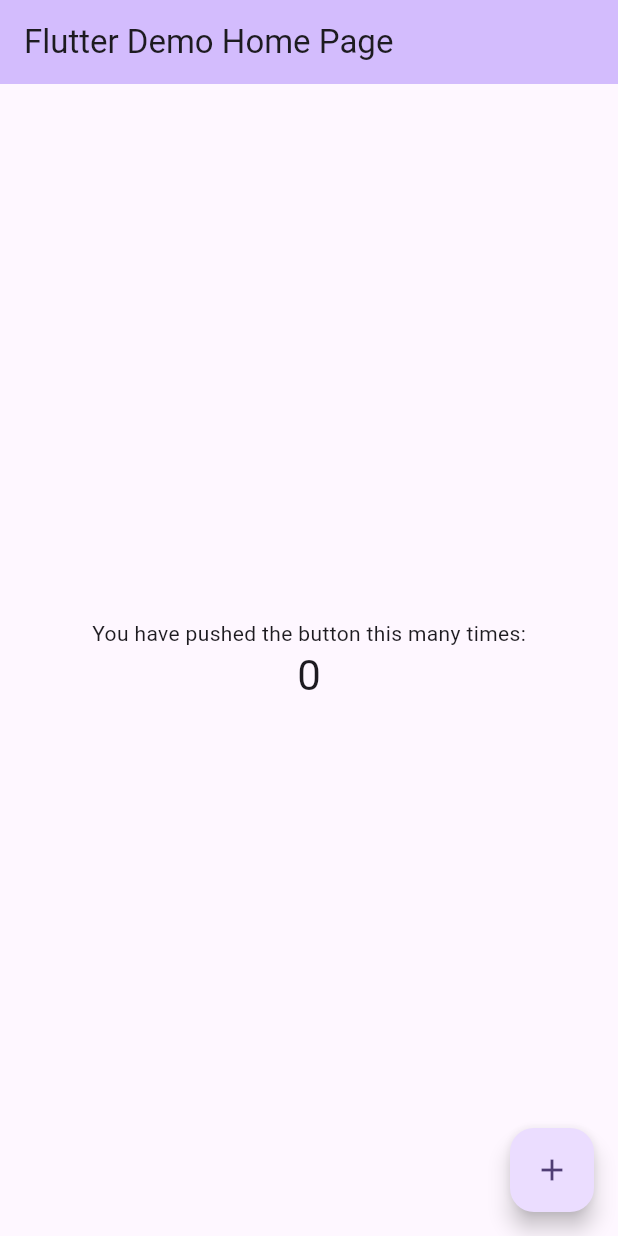
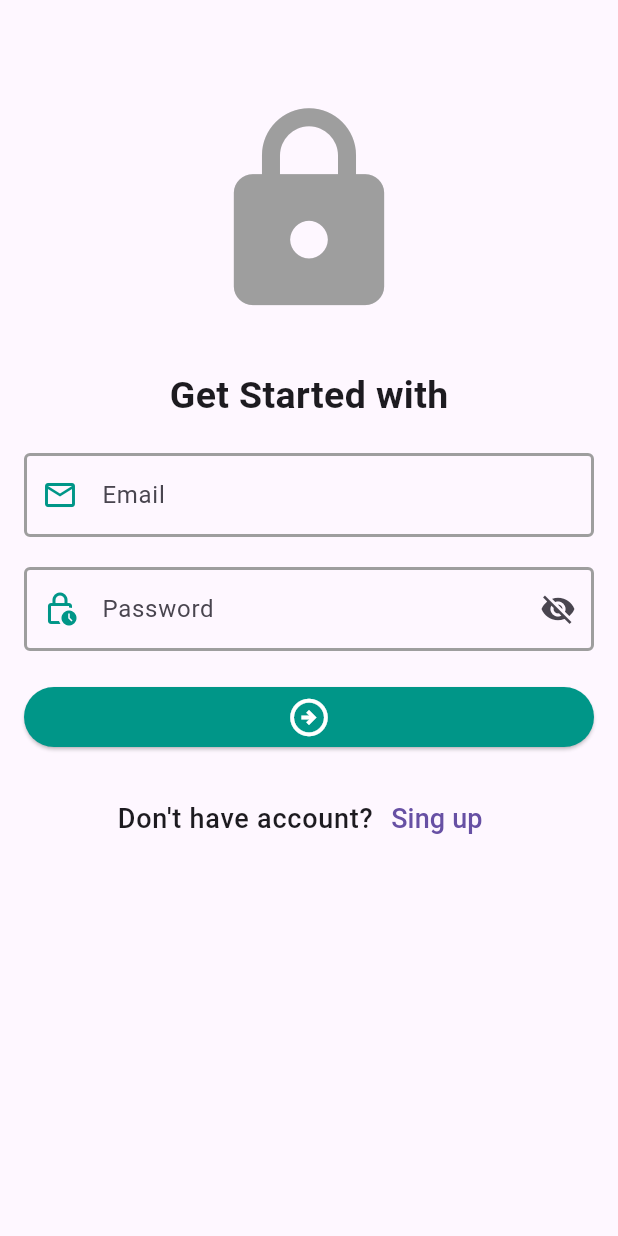
Before and after one commit to hredhayxz/foodie_ferry, a Flutter app: the screen it shows after launch, on a phone screen of 412 x 824 dp. Run offline on Flutter 3.47's test engine with Material 3 defaults, Android fonts, the phone set to English and light mode, and no system bars.

Commit message:
login screen has been done

```diff
--- a/lib/main.dart
+++ b/lib/main.dart
@@ -1,4 +1,5 @@
 import 'package:flutter/material.dart';
+import 'package:foodie_ferry/view/login_screen.dart';
 
 void main() {
   runApp(const MyApp());
@@ -7,69 +8,22 @@
 class MyApp extends StatelessWidget {
   const MyApp({super.key});
 
-  // This widget is the root of your application.
   @override
   Widget build(BuildContext context) {
     return MaterialApp(
-      title: 'Flutter Demo',
       theme: ThemeData(
-        colorScheme: ColorScheme.fromSeed(seedColor: Colors.deepPurple),
-        useMaterial3: true,
+        primarySwatch: Colors.red,
+        inputDecorationTheme: const InputDecorationTheme(
+          enabledBorder: OutlineInputBorder(
+            borderSide: BorderSide(width: 2, color: Colors.grey),
+          ),
+          focusedBorder: OutlineInputBorder(
+            borderSide: BorderSide(width: 2, color: Colors.green),
+          ),
+        ),
       ),
-      home: const MyHomePage(title: 'Flutter Demo Home Page'),
+      debugShowCheckedModeBanner: false,
+      home: const LoginScreen(),
     );
   }
 }
-
-class MyHomePage extends StatefulWidget {
-  const MyHomePage({super.key, required this.title});
-
-  final String title;
-
-  @override
-  State<MyHomePage> createState() => _MyHomePageState();
-}
-
-class _MyHomePageState extends State<MyHomePage> {
-  int _counter = 0;
-
-  void _incrementCounter() {
-    setState(() {
-      _counter++;
-    });
-  }
-
-  @override
-  Widget build(BuildContext context) {
-    //
-    return Scaffold(
-      appBar: AppBar(
-
-        backgroundColor: Theme.of(context).colorScheme.inversePrimary,
-
-        title: Text(widget.title),
-      ),
-      body: Center(
-
-        child: Column(
-
-          mainAxisAlignment: MainAxisAlignment.center,
-          children: <Widget>[
-            const Text(
-              'You have pushed the button this many times:',
-            ),
-            Text(
-              '$_counter',
-              style: Theme.of(context).textTheme.headlineMedium,
-            ),
-          ],
-        ),
-      ),
-      floatingActionButton: FloatingActionButton(
-        onPressed: _incrementCounter,
-        tooltip: 'Increment',
-        child: const Icon(Icons.add),
-      ),
-    );
-  }
-}
--- /dev/null
+++ b/lib/view/login_screen.dart
@@ -0,0 +1,122 @@
+import 'package:flutter/material.dart';
+
+
+class LoginScreen extends StatefulWidget {
+  const LoginScreen({Key? key}) : super(key: key);
+
+  @override
+  State<LoginScreen> createState() => _LoginScreenState();
+}
+
+class _LoginScreenState extends State<LoginScreen> {
+
+  final TextEditingController _emailEditingController = TextEditingController();
+  final TextEditingController _passwordEditingController = TextEditingController();
+
+  final _formKey = GlobalKey<FormState>();
+
+  bool isHiddenPassword = true;
+
+
+  @override
+  Widget build(BuildContext context) {
+    return Scaffold(
+      body: SafeArea(
+        child: SingleChildScrollView(
+          child: Padding(
+            padding: const EdgeInsets.all(16.0),
+            child: Form(
+              key:_formKey,
+              child: Column(
+                mainAxisAlignment: MainAxisAlignment.center,
+                crossAxisAlignment: CrossAxisAlignment.center,
+                children: [
+                  const SizedBox(height: 50),
+                  const Icon(Icons.lock,size: 150,color: Colors.grey,),
+                  const SizedBox(height: 30),
+                  const Text("Get Started with",
+                    style: TextStyle(fontSize: 25,fontWeight: FontWeight.w600)),
+
+                  const SizedBox(height: 20,),
+
+                  TextFormField(
+                    validator: (value){
+                      if(value==null || value.isEmpty){
+                        return "Enter Your Email Address";
+                      }
+                      return null;
+                    },
+                    controller: _emailEditingController,
+                    keyboardType: TextInputType.emailAddress,
+                    decoration: const InputDecoration(
+                      hintText: "Enter your email",
+                      label: Text("Email"),
+                      prefixIcon: Icon(Icons.email_outlined,color: Colors.teal,),
+                    ),
+                  ),
+
+                  const SizedBox(height: 20,),
+
+                  TextFormField(
+                    validator: (value){
+                      if(value==null || value.isEmpty){
+                        return "please Enter your password";
+                      }
+                      return null;
+                    },
+                    controller: _passwordEditingController,
+                    obscureText: isHiddenPassword,
+                    decoration: InputDecoration(
+                        hintText: "Enter your password",
+                        label: const Text("Password"),
+                        prefixIcon: const Icon(Icons.lock_clock_outlined,color: Colors.teal,),
+                        suffixIcon: InkWell(
+                          onTap: (){
+                            isHiddenPassword =! isHiddenPassword;
+                            setState(() {});
+                          },
+                          child: isHiddenPassword == true ?
+                          const Icon(Icons.visibility_off):const Icon(Icons.visibility),
+                        )
+                    ),
+                  ),
+
+                  const SizedBox(height: 20,),
+              SizedBox(
+                width: double.infinity,
+                child: ElevatedButton(
+                  style: ElevatedButton.styleFrom(
+                    backgroundColor: Colors.teal,
+                  ),
+                    onPressed: (){},
+                    child: const Icon(Icons.arrow_circle_right_outlined,color:Colors.white,size: 30,)
+                ),
+              ),
+
+                  const SizedBox(height: 20,),
+
+                  Row(
+                    mainAxisAlignment: MainAxisAlignment.center,
+                    children: [
+                      const Text("Don't have account?",style: TextStyle(
+                          fontSize: 18,
+                          fontWeight: FontWeight.w500,
+                          letterSpacing: 0.5
+                      ),),
+
+                      TextButton(onPressed: (){},
+                        child: const Text("Sing up",style: TextStyle(
+                          fontSize: 18,
+                        ),),
+                      )
+                    ],
+                  )
+                ],
+              ),
+            ),
+          ),
+        )
+      ),
+    );
+  }
+}
```
